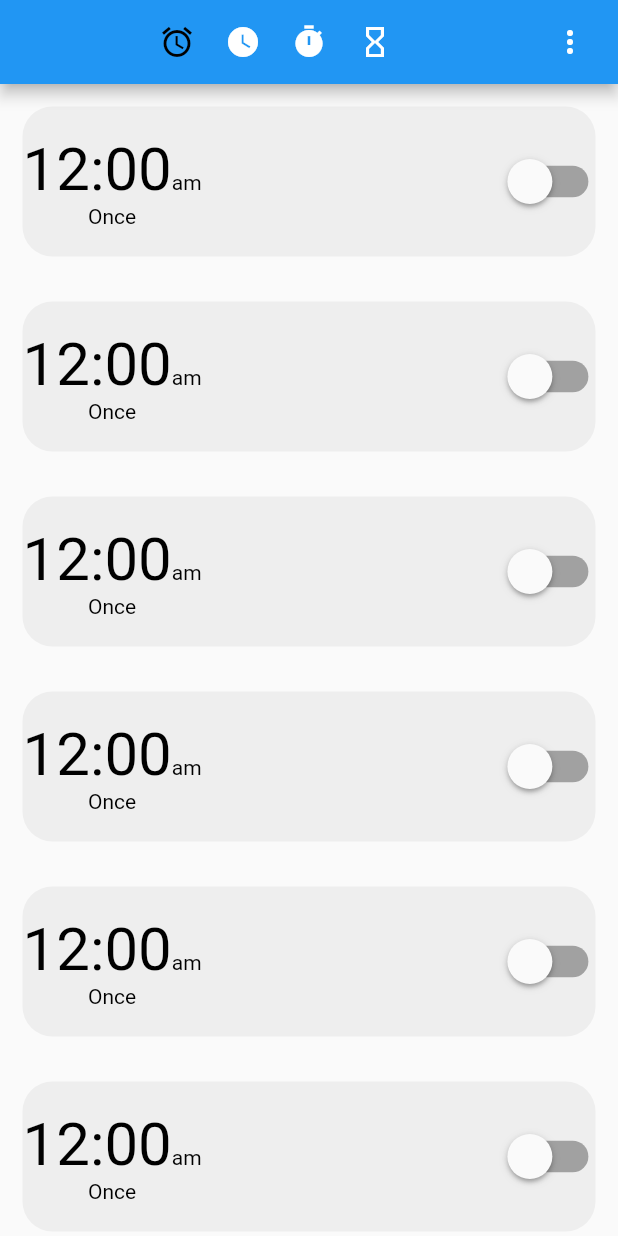
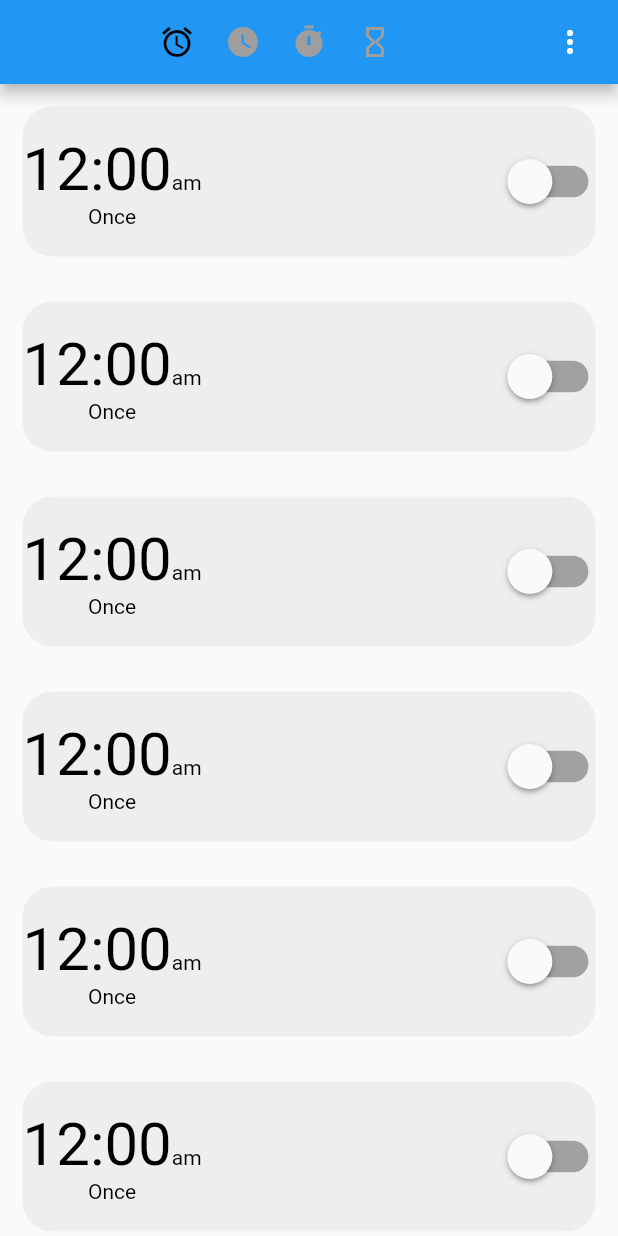
Before and after one commit to 20sw084/Clock, a Flutter app: the screen it shows after launch, on a phone screen of 412 x 824 dp. Run offline on Flutter 3.47's test engine with Material 2 defaults, Android fonts, the phone set to English and light mode, and no system bars.

Commit message:
first commit

```diff
--- a/lib/alarm_screen.dart
+++ b/lib/alarm_screen.dart
@@ -1,27 +1,86 @@
 import 'package:flutter/material.dart';
 import 'package:untitled/widgets/alarm_card.dart';
 
-class AlarmScreen extends StatelessWidget {
+class AlarmScreen extends StatefulWidget {
   const AlarmScreen({Key? key}) : super(key: key);
 
   @override
+  State<AlarmScreen> createState() => _AlarmScreenState();
+}
+
+class _AlarmScreenState extends State<AlarmScreen> {
+  int whichActionSelected = 1;
+  @override
   Widget build(BuildContext context) {
-    int whichActionSelected = 1;
     return SafeArea(
       child: Scaffold(
         appBar: AppBar(
-          title: Container(
-            width: MediaQuery.of(context).size.width-50,
+          title: SizedBox(
+            width: MediaQuery.of(context).size.width - 50,
             child: Row(
               mainAxisAlignment: MainAxisAlignment.center,
               children: [
-                GestureDetector(child: Icon(Icons.alarm, color: Colors.black,),onTap: (){setState(){whichActionSelected = 1;}},),
-                SizedBox(width: 20,),
-                GestureDetector(child: Icon(Icons.watch_later_sharp, color: (whichActionSelected == 1)?Colors.black:Colors.grey;),onTap: (){setState(){whichActionSelected = 1;}},),
-                SizedBox(width: 20,),
-                GestureDetector(child: Icon(Icons.timer, color: (whichActionSelected == 1?Colors.black:Colors.grey;)),onTap: (){setState(){whichActionSelected = 3;}},),
-                SizedBox(width: 20,),
-                GestureDetector(child: Icon(Icons.hourglass_empty_sharp, color: (whichActionSelected == 1?Colors.black:Colors.grey;)),onTap: (){setState(){whichActionSelected = 4;}},),
+                GestureDetector(
+                  child: Icon(
+                    Icons.alarm,
+                    color:
+                        (whichActionSelected == 1) ? Colors.black : Colors.grey,
+                  ),
+                  onTap: () {
+                    whichActionSelected = 1;
+                    setState() {
+                      whichActionSelected = 1;
+                      print("1");
+                    }
+                  },
+                ),
+                SizedBox(
+                  width: 20,
+                ),
+                GestureDetector(
+                  child: Icon(Icons.watch_later_sharp,
+                      color: (whichActionSelected == 2)
+                          ? Colors.black
+                          : Colors.grey),
+                  onTap: () {
+                    whichActionSelected = 2;
+                    setState() {
+                      whichActionSelected = 2;
+                    }
+                  },
+                ),
+                SizedBox(
+                  width: 20,
+                ),
+                GestureDetector(
+                  child: Icon(Icons.timer,
+                      color: (whichActionSelected == 3)
+                          ? Colors.black
+                          : Colors.grey),
+                  onTap: () {
+                    print("3");
+                    whichActionSelected = 3;
+                    setState() {
+                      whichActionSelected = 3;
+                      print("3");
+                    }
+                  },
+                ),
+                SizedBox(
+                  width: 20,
+                ),
+                GestureDetector(
+                  child: Icon(Icons.hourglass_empty_sharp,
+                      color: (whichActionSelected == 4)
+                          ? Colors.black
+                          : Colors.grey),
+                  onTap: () {
+                    whichActionSelected = 4;
+                    setState() {
+                      whichActionSelected = 4;
+                    }
+                  },
+                ),
               ],
             ),
           ),
@@ -30,17 +89,14 @@ class AlarmScreen extends StatelessWidget {
                 padding: EdgeInsets.only(right: 20.0),
                 child: GestureDetector(
                   onTap: () {},
-                  child: Icon(
-                      Icons.more_vert
-                  ),
-                )
-            ),
+                  child: Icon(Icons.more_vert),
+                )),
           ],
         ),
         // backgroundColor: Colors.black,
         body: ListView.builder(
           itemCount: 8,
-          itemBuilder: (context, index){
+          itemBuilder: (context, index) {
             return AlarmCard();
           },
         ),
```
